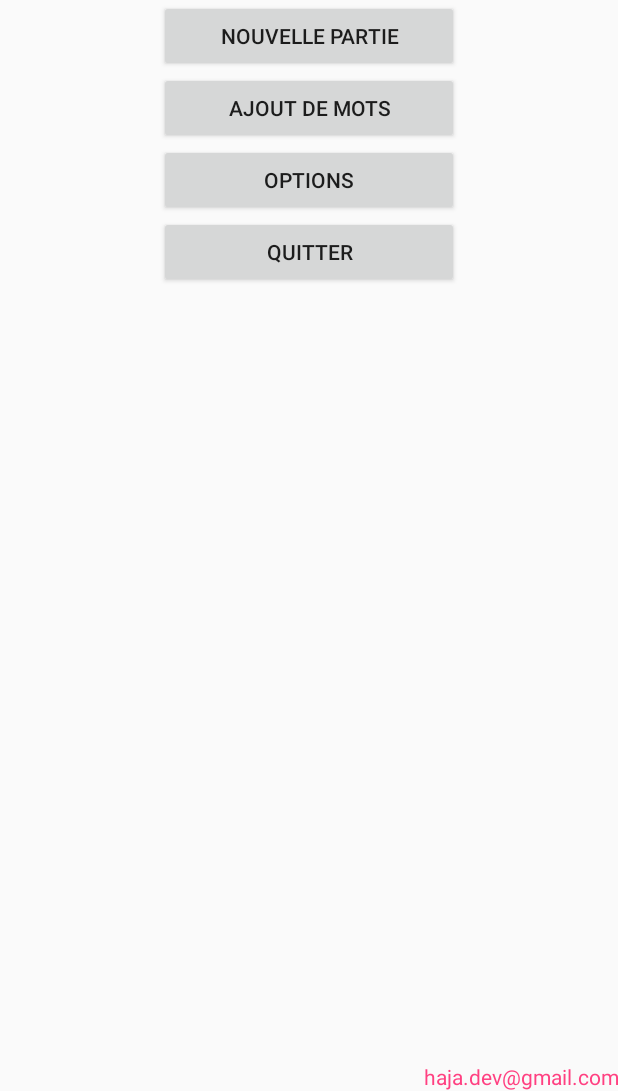
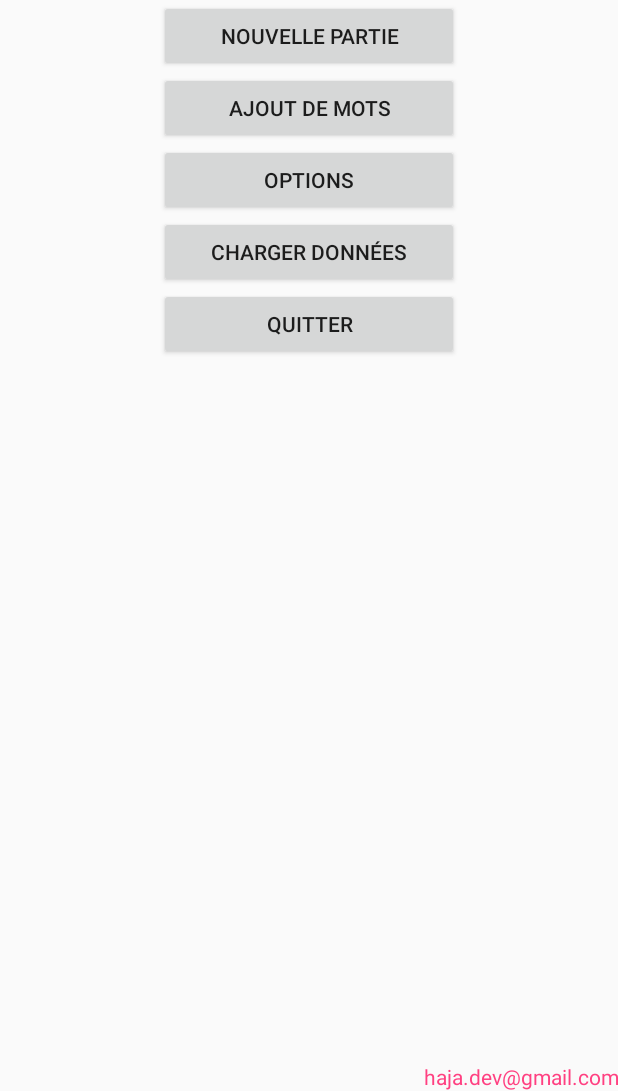
Before and after one commit to hajadev/TimesUpMobile, an Android app: the screen it shows after launch (MainActivity), on a phone screen of 412 x 824 dp, the part 145-1236 px from its top. Run offline under Robolectric (Android 15) with nearby library versions, the phone set to English and light mode, and no system bars; libraries missing offline, so code that uses them is left out: io.objectbox, io.objectbox.kotlin; 1 statement that could not run was skipped.

Commit message:
First Try : Add themes and words for testing ObjectBox

```diff
--- a/app/src/main/java/com/hrand/android/timesupmobile/activities/MainActivity.kt
+++ b/app/src/main/java/com/hrand/android/timesupmobile/activities/MainActivity.kt
@@ -3,9 +3,18 @@ package com.hrand.android.timesupmobile.activities
 import android.support.v7.app.AppCompatActivity
 import android.os.Bundle
 import android.widget.Button
+import android.widget.Toast
 import com.hrand.android.timesupmobile.R
+import com.hrand.android.timesupmobile.models.Theme
+import com.hrand.android.timesupmobile.models.Word
+import com.hrand.android.timesupmobile.utils.*
+import io.objectbox.Box
+import io.objectbox.kotlin.boxFor
 
 class MainActivity : AppCompatActivity() {
+
+    private lateinit var themesBox: Box<Theme>
+    private lateinit var wordsBox: Box<Word>
 
     override fun onCreate(savedInstanceState: Bundle?) {
         super.onCreate(savedInstanceState)
@@ -22,6 +31,20 @@ class MainActivity : AppCompatActivity() {
             val intent = OptionActivity.newIntent(this)
             startActivity(intent)
         }
+
+        val btnLoadData = findViewById<Button>(R.id.btn_load_data)
+        btnLoadData.setOnClickListener { v ->
+            initDataBase()
+        }
+    }
+
+    private fun initDataBase(){
+        ObjectBox.build(this)
+        themesBox = ObjectBox.boxStore.boxFor()
+        wordsBox = ObjectBox.boxStore.boxFor()
+        themesBox.put(initThemesData())
+        wordsBox.put(initWordsData())
+        Toast.makeText(this, "Données chargés", Toast.LENGTH_SHORT).show()
     }
 
     /**
--- a/app/src/main/java/com/hrand/android/timesupmobile/models/Theme.kt
+++ b/app/src/main/java/com/hrand/android/timesupmobile/models/Theme.kt
@@ -5,7 +5,7 @@ import io.objectbox.annotation.Id
 import io.objectbox.relation.ToMany
 
 @Entity
-class Theme {
+class Theme(id: Long, value: String) {
     @Id
     var id: Long = 0
     var value: String = ""
--- a/app/src/main/java/com/hrand/android/timesupmobile/models/Word.kt
+++ b/app/src/main/java/com/hrand/android/timesupmobile/models/Word.kt
@@ -5,7 +5,7 @@ import io.objectbox.annotation.Id
 import io.objectbox.relation.ToMany
 
 @Entity
-class Word {
+class Word(id: Long, value: String, difficulty: Long) {
     @Id
     var id: Long = 0
     var value: String? = null
--- a/app/src/main/res/layout/activity_main.xml
+++ b/app/src/main/res/layout/activity_main.xml
@@ -49,6 +49,14 @@
             />
 
         <Button
+            android:id="@+id/btn_load_data"
+            android:layout_width="200dp"
+            android:layout_height="wrap_content"
+            android:text="@string/loadData"
+            android:layout_gravity="center_horizontal"
+            />
+
+        <Button
             android:id="@+id/btn_exit"
             android:layout_width="200dp"
             android:layout_height="wrap_content"
--- a/app/src/main/res/values/strings.xml
+++ b/app/src/main/res/values/strings.xml
@@ -10,4 +10,5 @@
     <string name="reset_content">Réinitialiser Contenu</string>
     <string name="content_reset">Contenu réinitialisé</string>
     <string name="back">Retour</string>
+    <string name="loadData">Charger données</string>
 </resources>
```
Also changed, not shown: app/src/main/java/com/hrand/android/timesupmobile/utils/ObjectBox.kt (added, +29 -0 lines), app/src/main/java/com/hrand/android/timesupmobile/utils/dataUtils.kt (added, +19 -0 lines), 1 other file.
